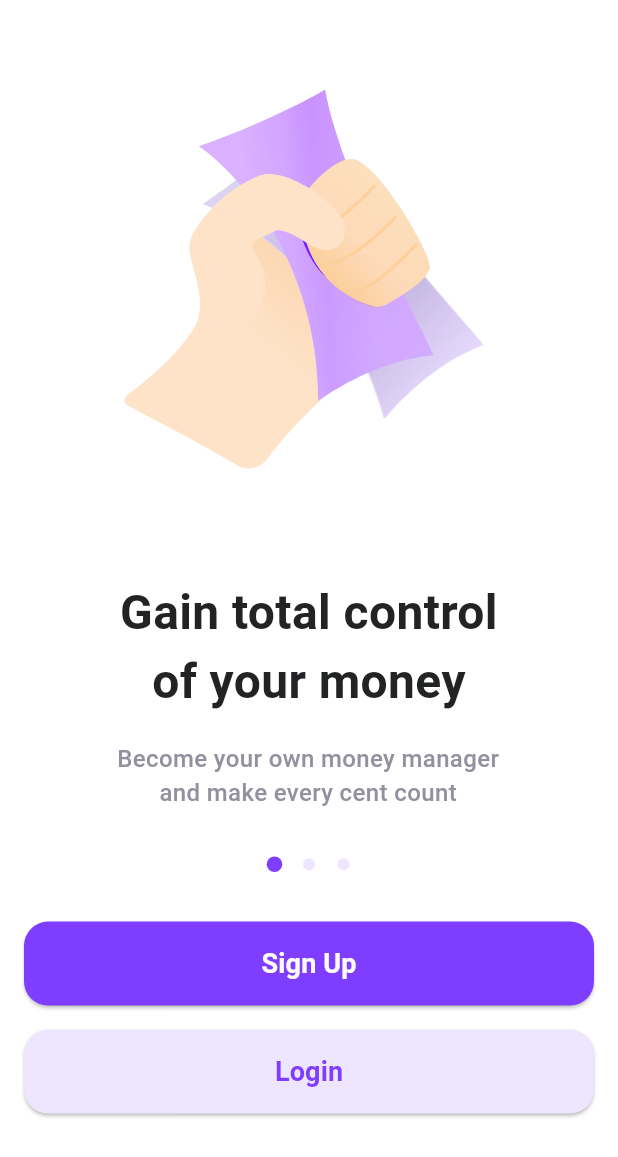
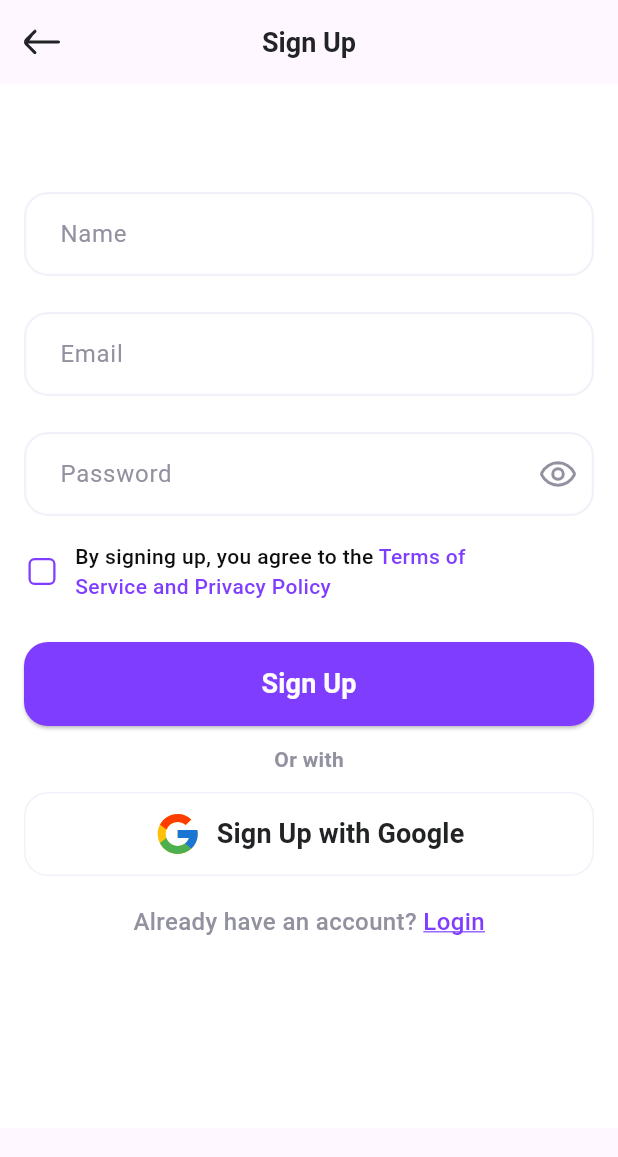
Before and after one commit to onaya7/Montra, a Flutter app: the screen it shows after launch, after a tap on "Sign Up", on a phone screen of 412 x 824 dp. Shown: the top 1157 px of the screen. Run offline on Flutter 3.47's test engine with Material 3 defaults, Android fonts, the phone set to English and light mode, and no system bars; drawn by our look-alikes of smooth_page_indicator; our stand-ins replace flutter_svg.

Commit message:
Add provider package and update routes and text constants

```diff
--- a/lib/app/routes.dart
+++ b/lib/app/routes.dart
@@ -1,5 +1,6 @@
 import 'package:flutter/material.dart';
-import 'package:montra/features/auth/presentation/pages/register_page.dart';
+import 'package:montra/features/auth/presentation/pages/login_page.dart';
+import 'package:montra/features/auth/presentation/pages/signup_page.dart';
 import 'package:montra/features/onboarding/presentation/pages/onbording_page.dart';
 import 'package:montra/features/splash.page.dart';
 
@@ -10,8 +11,10 @@ class AppRoutes {
         return MaterialPageRoute(builder: (context) => const SplashPage());
       case '/onboarding':
         return MaterialPageRoute(builder: (context) => const OnboardingPage());
-      case '/register':
-        return MaterialPageRoute(builder: (context) => const RegisterPage());
+      case '/signup':
+        return MaterialPageRoute(builder: (context) => const SignupPage());
+      case '/login':
+        return MaterialPageRoute(builder: (context) => const LoginPage());
       default:
         return MaterialPageRoute(builder: (context) => const SplashPage());
     }
--- a/lib/components/custom_button.dart
+++ /dev/null
@@ -1,41 +0,0 @@
-import 'package:flutter/material.dart';
-import 'package:montra/app/screen_size.dart';
-
-class CustomButton extends StatelessWidget {
-  final String text;
-  final Color textColor;
-  final Color backgroundColor;
-  final void Function()? onPressed;
-  const CustomButton({
-    required this.text,
-    required this.textColor,
-    required this.backgroundColor,
-    required this.onPressed,
-    super.key,
-  });
-
-  @override
-  Widget build(BuildContext context) {
-    return Padding(
-      padding: const EdgeInsets.only(left: 16, right: 16),
-      child: SizedBox(
-        height: 56,
-        width: ScreenSize.maxWidth(context),
-        child: ElevatedButton(
-          style: ButtonStyle(
-            backgroundColor: MaterialStateProperty.all<Color>(backgroundColor),
-            shape: MaterialStateProperty.all<RoundedRectangleBorder>(
-                RoundedRectangleBorder(
-                    borderRadius: BorderRadius.circular(16))),
-          ),
-          onPressed: onPressed,
-          child: Text(
-            text,
-            style: TextStyle(
-                color: textColor, fontSize: 18, fontWeight: FontWeight.w600),
-          ),
-        ),
-      ),
-    );
-  }
-}
--- a/lib/core/constants/text_constants.dart
+++ b/lib/core/constants/text_constants.dart
@@ -15,10 +15,19 @@ class TextConstants {
       'Setup your budget for each category so you in control';
 
   // Auth Constants
-  static const String authTitle = 'Montra Login';
+  static const String authName = 'Name';
   static const String authEmailLabel = 'Email';
   static const String authPasswordLabel = 'Password';
-  static const String authLoginButton = 'Login';
+  static const String authLogin = 'Login';
   static const String authForgotPassword = 'Forgot Password?';
-  static const String authSignUpButton = 'Sign Up';
+  static const String authSignUp = 'Sign Up';
+  // signin text
+  static const String authtext1 = 'By signing up, you agree to the';
+  static const String authtext2 = ' Terms of Service and Privacy Policy';
+  static const String authtext3 = 'Or with';
+  static const String authtext4 = 'Sign Up with Google';
+  static const String authtext5 = 'Already have an account? ';
+  // login text
+  static const String authtext6 = 'Forgot Password?';
+  static const String authtext8 = 'Don\'t have an account yet? ';
 }
--- a/lib/core/utils/validations.dart
+++ b/lib/core/utils/validations.dart
@@ -0,0 +1,81 @@
+class Validation {
+  Validation._();
+
+  static String? validateEmail(String? value) {
+    if (value == null || value.isEmpty) {
+      return '*Please enter an email address';
+    }
+    if (!RegExp(r'^[\w-]+(\.[\w-]+)*@([\w-]+\.)+[a-zA-Z]{2,7}$')
+        .hasMatch(value)) {
+      return '*Please enter a valid email address';
+    }
+    return null;
+  }
+
+  static String? validateName(String? value) {
+    if (value == null || value.isEmpty) {
+      return '*Please enter your name';
+    }
+    return null;
+  }
+
+  static String? validatePassword(String? value) {
+    if (value == null || value.isEmpty) {
+      return '*Please enter a password';
+    }
+    if (value.length < 6) {
+      return '*Password must be at least 6 characters long';
+    }
+    if (!RegExp(r'^(?=.*?[A-Z])(?=.*?[a-z])(?=.*?[0-9]).{6,}$')
+        .hasMatch(value)) {
+      return '*contains at least\n*one uppercase letter\n*contains one lowercase letter\n*contains one number';
+    }
+    return null;
+  }
+
+  static String? validateConfirmPassword(String? value, String? password) {
+    if (value == null || value.isEmpty) {
+      return 'Please confirm your password';
+    }
+    if (value != password) {
+      return 'Passwords do not match';
+    }
+    return null;
+  }
+}
+
+class LoginValidators {
+  static String? validateEmail(String? value) {
+    if (value == null || value.isEmpty) {
+      return '*Please enter an email address';
+    }
+    return null;
+  }
+
+  static String? validatePassword(String? value) {
+    if (value == null || value.isEmpty) {
+      return '*Please enter a password';
+    }
+    if (value.length < 6) {
+      return '*Password must be at least 6 characters long';
+    }
+
+    return null;
+  }
+}
+
+class TodoValidator {
+  static String? validateTitle(String? value) {
+    if (value == null || value.isEmpty) {
+      return '*Please enter a title';
+    }
+    return null;
+  }
+
+  static String? validateDescription(String? value) {
+    if (value == null || value.isEmpty) {
+      return '*Please enter a description';
+    }
+    return null;
+  }
+}
--- /dev/null
+++ b/lib/features/auth/controller/auth_controller.dart
@@ -0,0 +1,15 @@
+import 'package:flutter/material.dart';
+
+class AuthController {
+  AuthController._();
+
+  static void shiftFocus(
+      BuildContext context, FocusNode? currentFocus, FocusNode? nextFocus) {
+    if (nextFocus != null) {
+      currentFocus?.unfocus();
+      FocusScope.of(context).requestFocus(nextFocus);
+    } else {
+      currentFocus?.unfocus();
+    }
+  }
+}
--- /dev/null
+++ b/lib/features/auth/presentation/pages/signup_page.dart
@@ -0,0 +1,200 @@
+import 'package:flutter/material.dart';
+import 'package:flutter_svg/svg.dart';
+import 'package:montra/core/constants/color_constants.dart';
+import 'package:montra/core/constants/image_path_constants.dart';
+import 'package:montra/core/constants/text_constants.dart';
+import 'package:montra/core/utils/validations.dart';
+import 'package:montra/features/auth/presentation/widgets/custom_account.dart';
+import 'package:montra/features/auth/presentation/widgets/custom_auth_button.dart';
+import 'package:montra/features/auth/presentation/widgets/custom_button.dart';
+import 'package:montra/features/auth/presentation/widgets/custom_form_field.dart';
+
+class SignupPage extends StatefulWidget {
+  const SignupPage({super.key});
+
+  @override
+  State<SignupPage> createState() => _SignupPageState();
+}
+
+class _SignupPageState extends State<SignupPage> {
+  final GlobalKey<FormState> _formKey = GlobalKey<FormState>();
+  final TextEditingController _nameController = TextEditingController();
+  final TextEditingController _emailController = TextEditingController();
+  final TextEditingController _passwordController = TextEditingController();
+  bool _isChecked = false;
+
+  late FocusNode _nameFocusNode;
+  late FocusNode _emailFocusNode;
+  late FocusNode _passwordFocusNode;
+
+  @override
+  void initState() {
+    super.initState();
+    _nameFocusNode = FocusNode();
+    _emailFocusNode = FocusNode();
+    _passwordFocusNode = FocusNode();
+  }
+
+  @override
+  void dispose() {
+    _nameController.dispose();
+    _emailController.dispose();
+    _passwordController.dispose();
+    _nameFocusNode.dispose();
+    _emailFocusNode.dispose();
+    _passwordFocusNode.dispose();
+    super.dispose();
+  }
+
+  void checkbox(bool? value) {
+    setState(() {
+      _isChecked = !_isChecked;
+    });
+  }
+
+  void onPressed() {}
+
+  @override
+  Widget build(BuildContext context) {
+    return Scaffold(
+        appBar: AppBar(
+          centerTitle: true,
+          leading: IconButton(
+              icon: SvgPicture.asset(
+                ImagePathConstants.arrowLeft,
+                fit: BoxFit.contain,
+                height: 32,
+                width: 32,
+              ),
+              onPressed: () => Navigator.pop(context)),
+          title: const Text(
+            TextConstants.authSignUp,
+            style: TextStyle(
+                color: ColorConstants.darkColor50,
+                fontSize: 18,
+                fontWeight: FontWeight.w600),
+          ),
+        ),
+        body: SingleChildScrollView(
+          child: Container(
+              color: ColorConstants.lightColor100,
+              padding: const EdgeInsets.only(
+                  left: 16, top: 72, right: 16, bottom: 126),
+              child: Form(
+                key: _formKey,
+                child: Column(
+                    crossAxisAlignment: CrossAxisAlignment.center,
+                    children: <Widget>[
+                      CustomFormField(
+                          controller: _nameController,
+                          currentFocus: _nameFocusNode,
+                          nextFocus: _emailFocusNode,
+                          label: 'Name',
+                          obscureText: false,
+                          action: TextInputAction.next,
+                          validator: (value) =>
+                              Validation.validateEmail(value)),
+                      const SizedBox(
+                        height: 24,
+                      ),
+                      CustomFormField(
+                          controller: _emailController,
+                          currentFocus: _emailFocusNode,
+                          nextFocus: _passwordFocusNode,
+                          label: 'Email',
+                          obscureText: false,
+                          action: TextInputAction.next,
+                          validator: (value) =>
+                              Validation.validateEmail(value)),
+                      const SizedBox(height: 24),
+                      CustomFormField(
+                          controller: _passwordController,
+                          currentFocus: _passwordFocusNode,
+                          label: 'Password',
+                          obscureText: true,
+                          action: TextInputAction.done,
+                          isPasswordField: true,
+                          validator: (value) =>
+                              Validation.validateEmail(value)),
+                      const SizedBox(
+                        height: 17,
+                      ),
+                      Row(
+                        children: <Widget>[
+                          SizedBox(
+                              height: 24,
+                              width: 24,
+                              child: Checkbox(
+                                value: _isChecked,
+                                onChanged: checkbox,
+                                activeColor: ColorConstants.violetColor100,
+                                checkColor: ColorConstants.lightColor100,
+                                side: const BorderSide(
+                                    width: 1.5,
+                                    color: ColorConstants.violetColor100),
+                                shape: RoundedRectangleBorder(
+                                  borderRadius: BorderRadius.circular(4),
+                                ),
+                              )),
+                          const SizedBox(
+                            width: 10,
+                          ),
+                          const SizedBox(
+                            width: 291,
+                            child: Text.rich(
+                              TextSpan(children: [
+                                TextSpan(
+                                  text: TextConstants.authtext1,
+                                  style: TextStyle(
+                                    color: ColorConstants.darkColor100,
+                                    fontSize: 14,
+                                    fontWeight: FontWeight.w500,
+                                  ),
+                                ),
+                                TextSpan(
+                                  text: TextConstants.authtext2,
+                                  style: TextStyle(
+                                    color: ColorConstants.violetColor100,
+                                    fontSize: 14,
+                                    fontWeight: FontWeight.w500,
+                                  ),
+                                ),
+                              ]),
+                            ),
+                          ),
+                        ],
+                      ),
+                      const SizedBox(
+                        height: 27,
+                      ),
+                      CustomButton(
+                          text: TextConstants.authSignUp,
+                          textColor: ColorConstants.lightColor80,
+                          backgroundColor: ColorConstants.violetColor100,
+                          onPressed: onPressed),
+                      const SizedBox(
+                        height: 12,
+                      ),
+                      const Text(
+                        TextConstants.authtext3,
+                        style: TextStyle(
+                            color: ColorConstants.lightColor20,
+                            fontSize: 14,
+                            fontWeight: FontWeight.w700),
+                      ),
+                      const SizedBox(
+                        height: 12,
+                      ),
+                      CustomAuthButton(onPressed: onPressed),
+                      const SizedBox(
+                        height: 19,
+                      ),
+                      CustomAccount(
+                          text: TextConstants.authtext5,
+                          navigateTo: TextConstants.authLogin,
+                          onTap: () => Navigator.pushNamed(context, '/login')),
+                    ]),
+              )),
+        ));
+  }
+}
--- /dev/null
+++ b/lib/features/auth/presentation/widgets/custom_account.dart
@@ -0,0 +1,48 @@
+import 'package:flutter/gestures.dart';
+import 'package:flutter/material.dart';
+import 'package:montra/core/constants/color_constants.dart';
+
+class CustomAccount extends StatelessWidget {
+  final String text;
+  final String navigateTo;
+  final void Function()? onTap;
+
+  const CustomAccount({
+    required this.text,
+    required this.navigateTo,
+    required this.onTap,
+    super.key,
+  });
+
+  @override
+  Widget build(BuildContext context) {
+    return SizedBox(
+
+      child: Text.rich(
+        TextSpan(
+          children: <TextSpan>[
+            TextSpan(
+              text: text,
+              style: const TextStyle(
+                color: ColorConstants.lightColor20,
+                fontSize: 16,
+                fontWeight: FontWeight.w500,
+              ),
+            ),
+            TextSpan(
+              text: navigateTo,
+              style: const TextStyle(
+                decoration: TextDecoration.underline,
+                decorationColor: ColorConstants.violetColor100,
+                color: ColorConstants.violetColor100,
+                fontSize: 16,
+                fontWeight: FontWeight.w500,
+              ),
+              recognizer: TapGestureRecognizer()..onTap = onTap,
+            ),
+          ],
+        ),
+      ),
+    );
+  }
+}
--- /dev/null
+++ b/lib/features/auth/presentation/widgets/custom_auth_button.dart
@@ -0,0 +1,52 @@
+
+import 'package:flutter/material.dart';
+import 'package:flutter_svg/svg.dart';
+import 'package:montra/app/screen_size.dart';
+import 'package:montra/core/constants/color_constants.dart';
+import 'package:montra/core/constants/image_path_constants.dart';
+import 'package:montra/core/constants/text_constants.dart';
+
+class CustomAuthButton extends StatelessWidget {
+  final void Function()? onPressed;
+  const CustomAuthButton({
+    required this.onPressed,
+    super.key,
+  });
+
+  @override
+  Widget build(BuildContext context) {
+    return SizedBox(
+      height: 56,
+      width: ScreenSize.maxWidth(context),
+      child: ElevatedButton(
+        style: ButtonStyle(
+          elevation: MaterialStateProperty.all<double>(0),
+          backgroundColor:
+              MaterialStateProperty.all<Color>(ColorConstants.lightColor100),
+          shape: MaterialStateProperty.all<RoundedRectangleBorder>(
+              RoundedRectangleBorder(
+                  side: const BorderSide(
+                      width: 1, color: ColorConstants.lightColor60),
+                  borderRadius: BorderRadius.circular(16))),
+        ),
+        onPressed: onPressed,
+        child: Row(
+          mainAxisAlignment: MainAxisAlignment.center,
+          children: [
+            SvgPicture.asset(ImagePathConstants.google),
+            const SizedBox(
+              width: 10,
+            ),
+            const Text(
+              TextConstants.authtext4,
+              style: TextStyle(
+                  color: ColorConstants.darkColor50,
+                  fontSize: 18,
+                  fontWeight: FontWeight.w600),
+            ),
+          ],
+        ),
+      ),
+    );
+  }
+}
--- /dev/null
+++ b/lib/features/auth/presentation/widgets/custom_button.dart
@@ -0,0 +1,38 @@
+import 'package:flutter/material.dart';
+import 'package:montra/app/screen_size.dart';
+
+class CustomButton extends StatelessWidget {
+  final String text;
+  final Color textColor;
+  final Color backgroundColor;
+  final void Function()? onPressed;
+  const CustomButton({
+    required this.text,
+    required this.textColor,
+    required this.backgroundColor,
+    required this.onPressed,
+    super.key,
+  });
+
+  @override
+  Widget build(BuildContext context) {
+    return SizedBox(
+      height: 56,
+      width: ScreenSize.maxWidth(context),
+      child: ElevatedButton(
+        style: ButtonStyle(
+          backgroundColor: MaterialStateProperty.all<Color>(backgroundColor),
+          shape: MaterialStateProperty.all<RoundedRectangleBorder>(
+              RoundedRectangleBorder(
+                  borderRadius: BorderRadius.circular(16))),
+        ),
+        onPressed: onPressed,
+        child: Text(
+          text,
+          style: TextStyle(
+              color: textColor, fontSize: 18, fontWeight: FontWeight.w600),
+        ),
+      ),
+    );
+  }
+}
--- /dev/null
+++ b/lib/features/auth/presentation/widgets/custom_form_field.dart
@@ -0,0 +1,84 @@
+import 'package:flutter/material.dart';
+import 'package:flutter_svg/svg.dart';
+import 'package:montra/core/constants/color_constants.dart';
+import 'package:montra/core/constants/image_path_constants.dart';
+import 'package:montra/features/auth/controller/auth_controller.dart';
+
+class CustomFormField extends StatelessWidget {
+  final TextEditingController controller;
+  final FocusNode currentFocus;
+  final FocusNode? nextFocus;
+  final String label;
+  final bool obscureText;
+  final TextInputAction action;
+  final bool isPasswordField;
+  final Widget? iconbutton;
+  final String? Function(String?)? validator;
+
+  const CustomFormField(
+      {required this.controller,
+      required this.currentFocus,
+      this.nextFocus,
+      required this.label,
+      required this.obscureText,
+      required this.action,
+      this.isPasswordField = false,
+      this.iconbutton,
+      required this.validator,
+      super.key});
+
+  @override
+  Widget build(BuildContext context) {
+    return TextFormField(
+      obscureText: obscureText,
+      controller: controller,
+      textInputAction: action,
+      focusNode: currentFocus,
+      onEditingComplete: () {
+        AuthController.shiftFocus(context, currentFocus, nextFocus);
+      },
+      decoration: InputDecoration(
+          focusedErrorBorder: OutlineInputBorder(
+            borderSide: const BorderSide(color: Colors.red, width: 1.50),
+            borderRadius: BorderRadius.circular(16),
+          ),
+          errorBorder: OutlineInputBorder(
+            borderSide: const BorderSide(color: Colors.red, width: 1.50),
+            borderRadius: BorderRadius.circular(16),
+          ),
+          contentPadding:
+              const EdgeInsets.symmetric(horizontal: 20, vertical: 16),
+          label: Text(
+            label,
+          ),
+          labelStyle: const TextStyle(
+            color: ColorConstants.lightColor20,
+            fontSize: 16,
+            fontWeight: FontWeight.w400,
+          ),
+          enabledBorder: OutlineInputBorder(
+            borderSide: const BorderSide(
+                color: ColorConstants.lightColor60, width: 1.50),
+            borderRadius: BorderRadius.circular(16),
+          ),
+          focusedBorder: OutlineInputBorder(
+            borderSide: const BorderSide(
+                color: ColorConstants.violetColor100, width: 1.50),
+            borderRadius: BorderRadius.circular(16),
+          ),
+          suffixIcon: isPasswordField
+              ? IconButton(
+                  icon: SvgPicture.asset(
+                    ImagePathConstants.eyeShow,
+                    fit: BoxFit.contain,
+                    height: 32,
+                    width: 32,
+                    colorFilter: const ColorFilter.mode(
+                        ColorConstants.lightColor20, BlendMode.srcIn),
+                  ),
+                  onPressed: () => debugPrint('Passwordvisibility icon'))
+              : null),
+      validator: validator,
+    );
+  }
+}
--- a/lib/features/onboarding/presentation/pages/onbording_page.dart
+++ b/lib/features/onboarding/presentation/pages/onbording_page.dart
@@ -1,10 +1,10 @@
 import 'package:flutter/material.dart';
 import 'package:montra/app/screen_size.dart';
-import 'package:montra/components/custom_button.dart';
+import 'package:montra/features/auth/presentation/widgets/custom_button.dart';
 import 'package:montra/core/constants/color_constants.dart';
 import 'package:montra/core/constants/image_path_constants.dart';
 import 'package:montra/core/constants/text_constants.dart';
-import 'package:montra/features/onboarding/presentation/widgets/custom_widget.dart';
+import 'package:montra/features/onboarding/presentation/widgets/onboarding_pageview.dart';
 import 'package:smooth_page_indicator/smooth_page_indicator.dart';
 
 class OnboardingPage extends StatefulWidget {
@@ -73,21 +73,27 @@ class _OnboardingPageState extends State<OnboardingPage> {
               ),
 
               //signup button
-              CustomButton(
-                  text: TextConstants.authSignUpButton,
-                  textColor: ColorConstants.lightColor80,
-                  backgroundColor: ColorConstants.violetColor100,
-                  onPressed: onPressed),
+              Padding(
+                padding: const EdgeInsets.only(left: 16, right: 16),
+                child: CustomButton(
+                    text: TextConstants.authSignUp,
+                    textColor: ColorConstants.lightColor80,
+                    backgroundColor: ColorConstants.violetColor100,
+                    onPressed: _signUpUser),
+              ),
               const SizedBox(
                 height: 16,
               ),
 
               //login button
-              CustomButton(
-                  text: TextConstants.authLoginButton,
-                  textColor: ColorConstants.violetColor100,
-                  backgroundColor: ColorConstants.violetColor50,
-                  onPressed: onPressed),
+              Padding(
+                padding: const EdgeInsets.only(left: 16, right: 16),
+                child: CustomButton(
+                    text: TextConstants.authLogin,
+                    textColor: ColorConstants.violetColor100,
+                    backgroundColor: ColorConstants.violetColor50,
+                    onPressed: _loginUser),
+              ),
 
               const SizedBox(
                 height: 16,
@@ -99,5 +105,11 @@ class _OnboardingPageState extends State<OnboardingPage> {
     );
   }
 
-  void onPressed() {}
+  void _signUpUser() {
+    Navigator.pushNamed(context, '/signup');
+  }
+
+  void _loginUser() {
+    Navigator.pushNamed(context, '/login');
+  }
 }
--- a/lib/features/onboarding/presentation/widgets/custom_widget.dart
+++ b/lib/features/onboarding/presentation/widgets/onboarding_pageview.dart
@@ -21,7 +21,7 @@ class OnboardingPageView extends StatelessWidget {
       children: <Widget>[
         // image
         Padding(
-          padding: const EdgeInsets.only(left: 31,top: 32, right: 32),
+          padding: const EdgeInsets.only(left: 31, top: 32, right: 32),
           child: Container(
             alignment: Alignment.center,
             height: 312,
--- a/pubspec.yaml
+++ b/pubspec.yaml
@@ -32,6 +32,7 @@ dependencies:
     sdk: flutter
   flutter_svg: ^2.0.9
   smooth_page_indicator: ^1.1.0
+  provider: ^6.1.1
 
 
   # The following adds the Cupertino Icons font to your application.
```
Also changed, not shown: lib/features/auth/presentation/pages/login_page.dart (+107 -2 lines), lib/features/auth/presentation/pages/register_page.dart (deleted, +0 -10 lines), assets/images/svg/arrow_left.svg, pubspec.lock.
